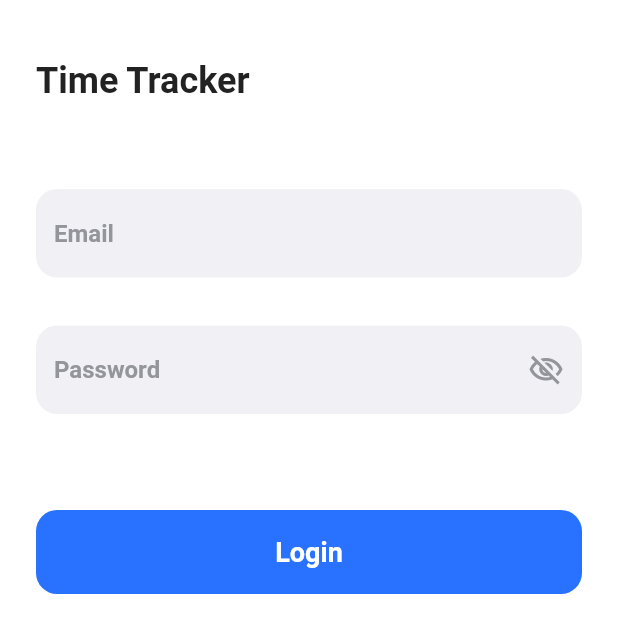
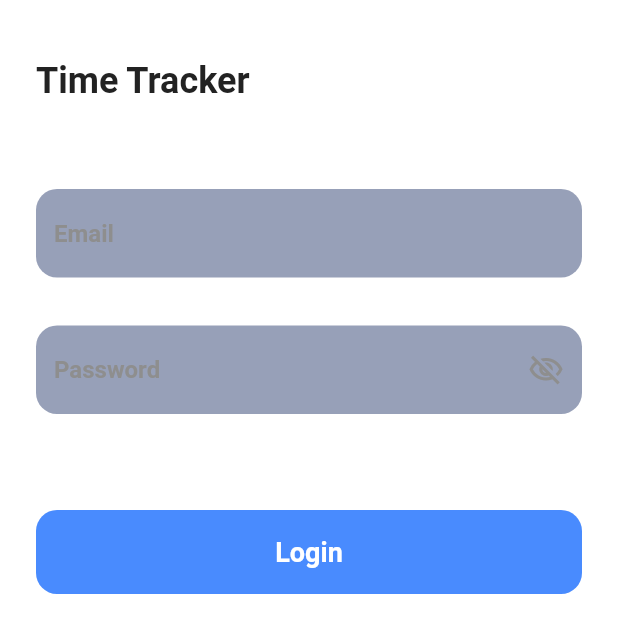
Before and after one commit to OrganIA/organia-app, a Flutter app: the LoginPage screen opened directly, on a phone screen of 412 x 824 dp. Shown: the top 633 px of the screen. Run offline on Flutter 3.47's test engine with Material 2 defaults, Android fonts, the phone set to English and light mode, and no system bars; our stand-ins replace flutter_bloc, shared_preferences; accounts and stored records are empty.

Commit message:
Add project color constants

```diff
--- a/lib/src/ui/themes/themes.dart
+++ b/lib/src/ui/themes/themes.dart
@@ -1,9 +1,10 @@
 import 'package:flutter/material.dart';
 
-Color blue = const Color(0xff2972ff);
+Color blue = const Color(0xFF498BFE);
+Color darkBlue = const Color(0xFF071f49);
 Color black = const Color(0xff222222);
-Color grey = const Color(0xff94959b);
-Color lightGrey = const Color(0xfff1f1f5);
+Color grey = const Color(0xff8e8e8e);
+Color lightGrey = const Color(0xff97a0b8);
 
 TextStyle heading2 = const TextStyle(
   fontSize: 24,
```
